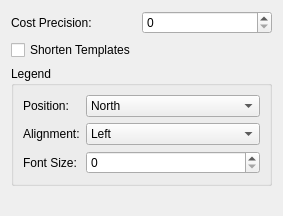
KDE/massif-visualizer, file app/config.ui: the form before one commit.
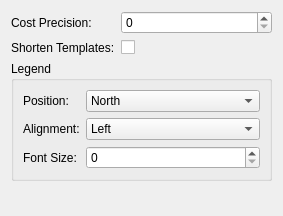
The form after the commit.

Commit message: Config dialog: align "Shorten Templates" checkbox with form fields

Diff of the .ui file:
```diff
--- a/app/config.ui
+++ b/app/config.ui
@@ -21,6 +21,16 @@
    <item row="0" column="1">
     <widget class="QSpinBox" name="kcfg_PrettyCostPrecision"/>
    </item>
+   <item row="1" column="0">
+    <widget class="QLabel">
+     <property name="text">
+      <string>Shorten Templates:</string>
+     </property>
+    </widget>
+   </item>
+   <item row="1" column="1">
+    <widget class="QCheckBox" name="kcfg_ShortenTemplates"/>
+   </item>
    <item row="2" column="0" colspan="2">
     <widget class="QGroupBox" name="groupBox">
      <property name="title">
@@ -112,13 +122,6 @@
      </layout>
     </widget>
    </item>
-   <item row="1" column="0">
-    <widget class="QCheckBox" name="kcfg_ShortenTemplates">
-     <property name="text">
-      <string>Shorten Templates</string>
-     </property>
-    </widget>
-   </item>
   </layout>
  </widget>
  <resources/>
```
